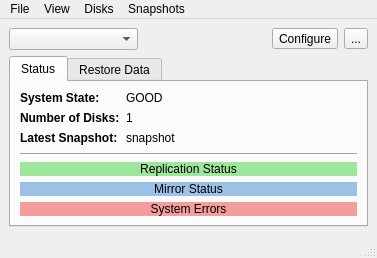
Qt form src-qt4/life-preserver/LPMain.ui (trueos/pcbsd) before a commit.
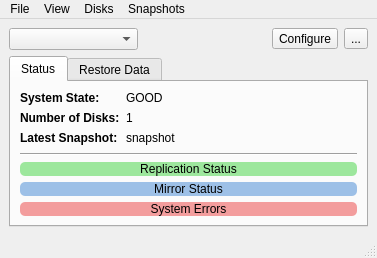
The same form after that commit. Icons and pictures are not drawn.

Diff of the .ui file:
```diff
--- a/src-qt4/life-preserver/LPMain.ui
+++ b/src-qt4/life-preserver/LPMain.ui
@@ -173,7 +173,7 @@
         <item>
          <widget class="QLabel" name="label_replication">
           <property name="styleSheet">
-           <string notr="true">background-color: rgba(10,200,10,100)</string>
+           <string notr="true">background-color: rgba(10,200,10,100); border-radius: 5px</string>
           </property>
           <property name="text">
            <string notr="true">Replication Status</string>
@@ -189,7 +189,7 @@
         <item>
          <widget class="QLabel" name="label_mirror">
           <property name="styleSheet">
-           <string notr="true">background-color: rgba(10,100,200,100)</string>
+           <string notr="true">background-color: rgba(10,100,200,100); border-radius: 5px</string>
           </property>
           <property name="text">
            <string notr="true">Mirror Status</string>
@@ -205,7 +205,7 @@
         <item>
          <widget class="QLabel" name="label_errors">
           <property name="styleSheet">
-           <string notr="true">background-color: rgba(230,10,10,100)</string>
+           <string notr="true">background-color: rgba(230,10,10,100); border-radius: 5px</string>
           </property>
           <property name="text">
            <string notr="true">System Errors</string>
```
Left out of the diff: 9 changed lines with no effect on the pictures.
